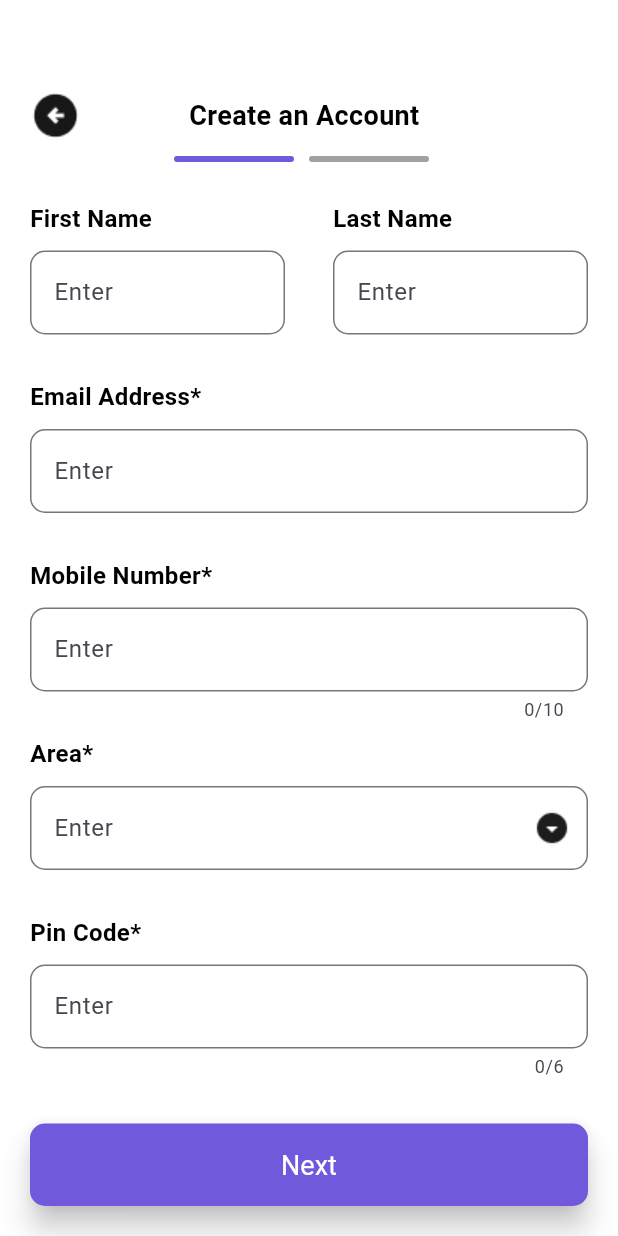
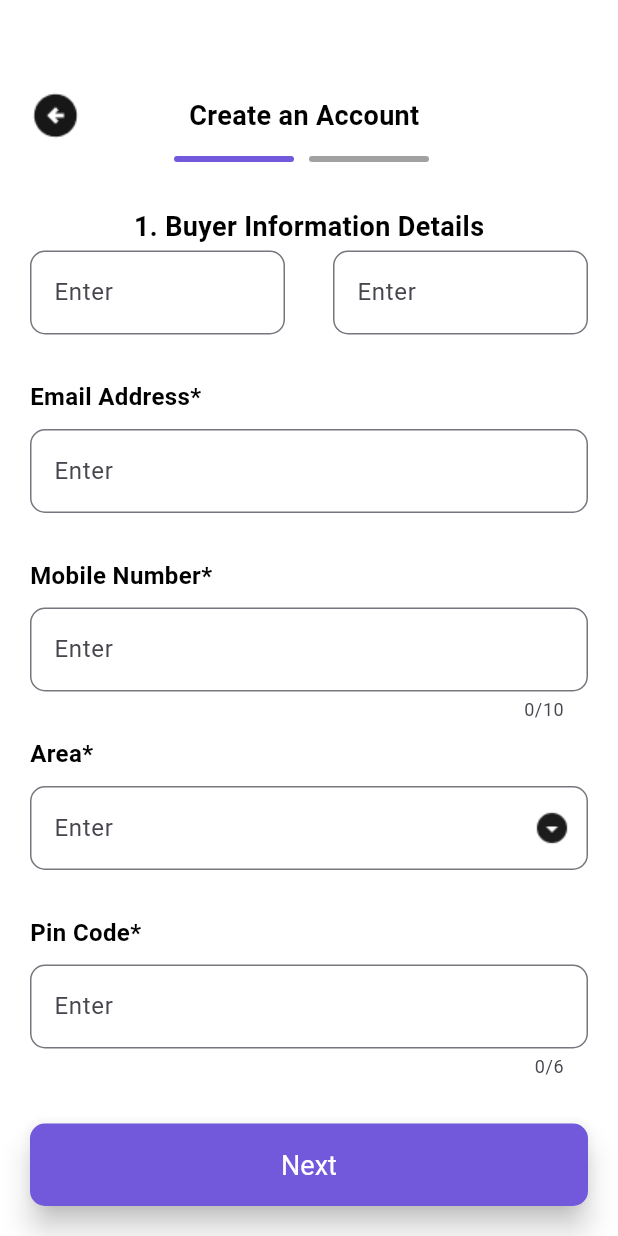
Before and after one commit to bestrate-espl/bestrateapp, a Flutter app: the RegistrationScreen1 screen opened directly, scrolled down 70 dp, on a phone screen of 412 x 824 dp. Run offline on Flutter 3.47's test engine with Material 3 defaults, Android fonts, the light colour scheme and no system bars; our stand-ins replace get, pin_code_fields, shared_preferences, smooth_page_indicator, webview_flutter; accounts and stored records are empty.

Commit message:
Work Update :- 30-12-2023 - Registration Screen onClick function fixed

```diff
--- /dev/null
+++ b/lib/controller/registration_controller.dart
@@ -0,0 +1,10 @@
+import 'package:get/get.dart';
+
+class RegistrationController extends GetxController{
+  int selectedPage = 0;
+
+  void updateRegistrationPage(int currentIndex){
+    selectedPage = currentIndex;
+    update();
+  }
+}
--- a/lib/screens/registration_helper_class.dart
+++ b/lib/screens/registration_helper_class.dart
@@ -1,8 +1,11 @@
 import 'package:flutter/cupertino.dart';
 import 'package:flutter/gestures.dart';
 import 'package:flutter/material.dart';
+import 'package:get/get.dart';
+import 'package:get/get_core/src/get_main.dart';
 
 import '../constant/best_rate_color_constant.dart';
+import '../controller/registration_controller.dart';
 
 class BuyerInformationScreen extends StatefulWidget {
   const BuyerInformationScreen({super.key});
@@ -12,14 +15,11 @@ class BuyerInformationScreen extends StatefulWidget {
 }
 
 class _BuyerInformationScreenState extends State<BuyerInformationScreen> {
+  final registrationController = Get.find<RegistrationController>();
+
   @override
   Widget build(BuildContext context) {
-    return SingleChildScrollView(
-      scrollDirection: Axis.vertical,
-      child: Padding(
-        padding: const EdgeInsets.only(top: 10),
-        child: Column(
-          crossAxisAlignment: CrossAxisAlignment.stretch,
+    return Column(
       children: [
         Center(
           child: Padding(
@@ -27,6 +27,19 @@ class _BuyerInformationScreenState extends State<BuyerInformationScreen> {
             child: Text("1. Buyer Information Details", style: TextStyle(fontSize: 18, fontWeight: FontWeight.bold, color: Colors.black),),
           ),
         ),
+        Expanded(child:  SingleChildScrollView(
+          scrollDirection: Axis.vertical,
+          child: Padding(
+            padding: const EdgeInsets.only(top: 10),
+            child: Column(
+              crossAxisAlignment: CrossAxisAlignment.stretch,
+              children: [
+                // Center(
+                //   child: Padding(
+                //     padding: const EdgeInsets.only(top: 30),
+                //     child: Text("1. Buyer Information Details", style: TextStyle(fontSize: 18, fontWeight: FontWeight.bold, color: Colors.black),),
+                //   ),
+                // ),
                 Padding(
                   padding: const EdgeInsets.fromLTRB(20,30,20,0),
                   child: Row(
@@ -239,9 +252,7 @@ class _BuyerInformationScreenState extends State<BuyerInformationScreen> {
                         child: Text("Next"),
 
                         onPressed: () {
-                      // Navigator.pushReplacement(context, MaterialPageRoute(builder: (context){
-                      //   return SignInWithMobileScreen();
-                      // },),);
+                          registrationController.updateRegistrationPage(1);
                         },
                         style: ElevatedButton.styleFrom(
                           backgroundColor: Color(0xFF7258DB),
@@ -260,6 +271,9 @@ class _BuyerInformationScreenState extends State<BuyerInformationScreen> {
               ],
             ),
           ),
+        ),)
+
+      ],
     );
   }
 }
@@ -272,6 +286,8 @@ class BusinessDetails extends StatefulWidget {
 }
 
 class _BusinessDetailsState extends State<BusinessDetails> {
+  final registrationController = Get.find<RegistrationController>();
+
   String selectedValue = 'Option 1';
   bool isChecked = false;
   @override
--- a/lib/screens/registration_screen_1.dart
+++ b/lib/screens/registration_screen_1.dart
@@ -1,6 +1,10 @@
 import 'package:bestrateapp/constant/best_rate_color_constant.dart';
+import 'package:bestrateapp/controller/registration_controller.dart';
 import 'package:bestrateapp/screens/registration_helper_class.dart';
 import 'package:flutter/material.dart';
+import 'package:get/get.dart';
+import 'package:get/get_state_manager/src/simple/get_state.dart';
+
 class RegistrationScreen1 extends StatefulWidget {
   const RegistrationScreen1({super.key});
 
@@ -13,12 +17,16 @@ class _RegistrationScreen1State extends State<RegistrationScreen1> {
     BuyerInformationScreen(),
     BusinessDetails()
   ];
-  int selectedPage = 0;
+  final registrationController = Get.put(RegistrationController());
+
   @override
   Widget build(BuildContext context) {
     return Scaffold(
       backgroundColor: Colors.white,
-      body: Column(
+      body: GetBuilder<RegistrationController>(
+        init: RegistrationController(),
+          builder: (RegistrationController registrationController) {
+        return Column(
           children: [
             Container(
               margin: EdgeInsets.only(top: 50.0),
@@ -26,16 +34,24 @@ class _RegistrationScreen1State extends State<RegistrationScreen1> {
                 mainAxisAlignment: MainAxisAlignment.center,
                 children: [
                   GestureDetector(
-                  onTap: (){
+                    onTap: () {
+                      if (registrationController.selectedPage > 0){
+                        registrationController.updateRegistrationPage(registrationController.selectedPage - 1);
+                      }else{
                        Navigator.pop(context);
+                      }
                     },
                     child: Padding(
-                    padding: const EdgeInsets.fromLTRB(20,10,0,0),
+                      padding: const EdgeInsets.fromLTRB(20, 10, 0, 0),
                       child: Image.asset('assets/images/arrow_back_image.png'),
                     ),
                   ),
-                Expanded(child: Padding(padding: EdgeInsets.fromLTRB(72,10,0,0),
-                  child: Text("Create an Account", style: TextStyle(fontSize: 18,fontWeight: FontWeight.bold, color: Colors.black),),),
+                  Expanded(
+                    child: Padding(padding: EdgeInsets.fromLTRB(72, 10, 0, 0),
+                      child: Text("Create an Account", style: TextStyle(
+                          fontSize: 18,
+                          fontWeight: FontWeight.bold,
+                          color: Colors.black),),),
                   ),
                 ],
               ),
@@ -43,14 +59,17 @@ class _RegistrationScreen1State extends State<RegistrationScreen1> {
             SizedBox(height: 10,),
             Row(
               mainAxisAlignment: MainAxisAlignment.center,
-            children: registrationScreens.map((e) => Padding(
+              children: registrationScreens.map((e) =>
+                  Padding(
                     padding: const EdgeInsets.only(right: 10.0),
                     child: Container(
                       height: 4,
                       width: 80,
                       decoration: BoxDecoration(
                         borderRadius: BorderRadius.circular(10),
-                  color: selectedPage == registrationScreens.indexOf(e) ? BestRateColorConstant.appPrimaryColor : BestRateColorConstant.appSecondaryColor,
+                        color: registrationController.selectedPage == registrationScreens.indexOf(e)
+                            ? BestRateColorConstant.appPrimaryColor
+                            : BestRateColorConstant.appSecondaryColor,
 
                       ),
                     ),
@@ -58,9 +77,10 @@ class _RegistrationScreen1State extends State<RegistrationScreen1> {
 
               ),
             ),
-          Expanded(child: registrationScreens[selectedPage])
+            Expanded(child: registrationScreens[registrationController.selectedPage])
           ],
-      ),
+        );
+      }),
     );
   }
 }
--- a/pubspec.yaml
+++ b/pubspec.yaml
@@ -39,6 +39,7 @@ dependencies:
   smooth_page_indicator: ^1.0.0
   shared_preferences: ^2.0.12
   pin_code_fields: ^7.3.0
+  get: ^4.6.6
 
 dev_dependencies:
   flutter_test:
```
Also changed, not shown: pubspec.lock. Lines whose indentation alone changed are shown as unchanged.
